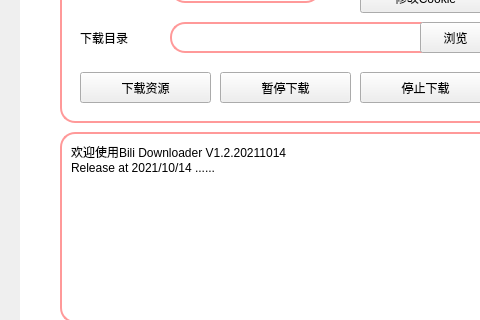
Above: biliDownloader.ui from JimmyLiang-lzm/biliDownloader_GUI before the change; both pictures show x 0 to 480 and y 268 to 588 of the 924 by 676 pixel window. Below: the same form after it.
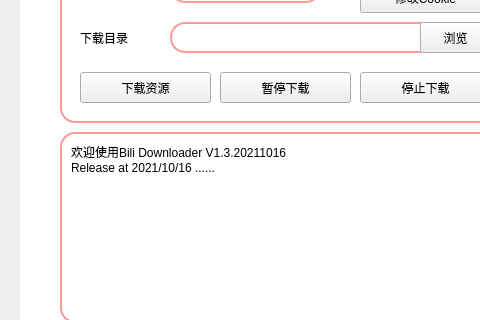
That is the form after the change. Icons and pictures are not drawn.

What changed in the file:
```diff
--- a/biliDownloader.ui
+++ b/biliDownloader.ui
@@ -296,8 +296,8 @@
       <bool>true</bool>
      </property>
      <property name="plainText">
-      <string>欢迎使用Bili Downloader V1.2.20211014
-Release at 2021/10/14 ......</string>
+      <string>欢迎使用Bili Downloader V1.3.20211016
+Release at 2021/10/16 ......</string>
      </property>
     </widget>
     <widget class="QGroupBox" name="groupBox">
```
